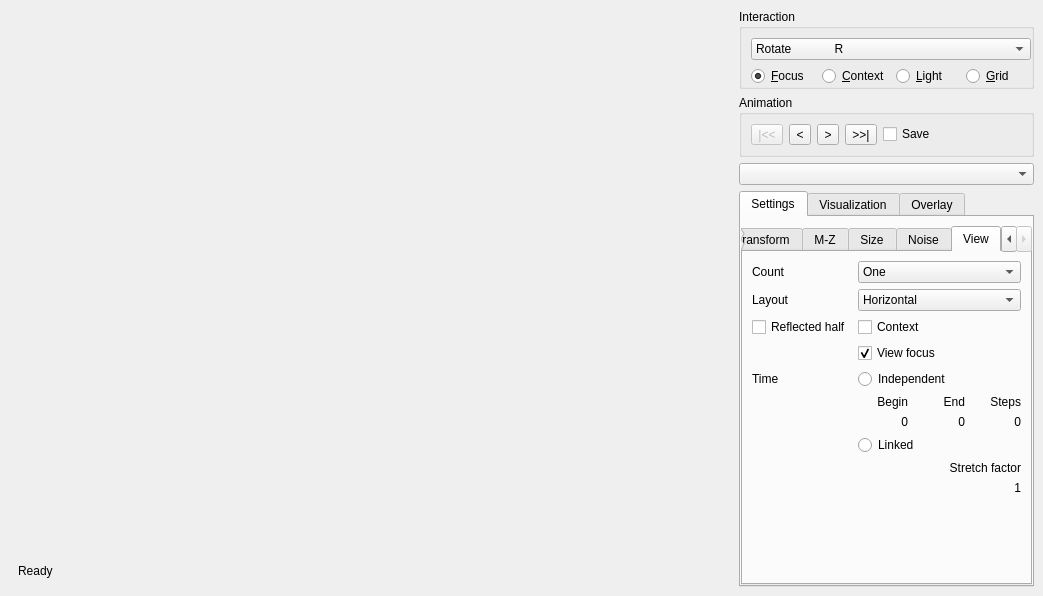
danlipsa/foamvis, file MainWindow.ui: the form before one commit.
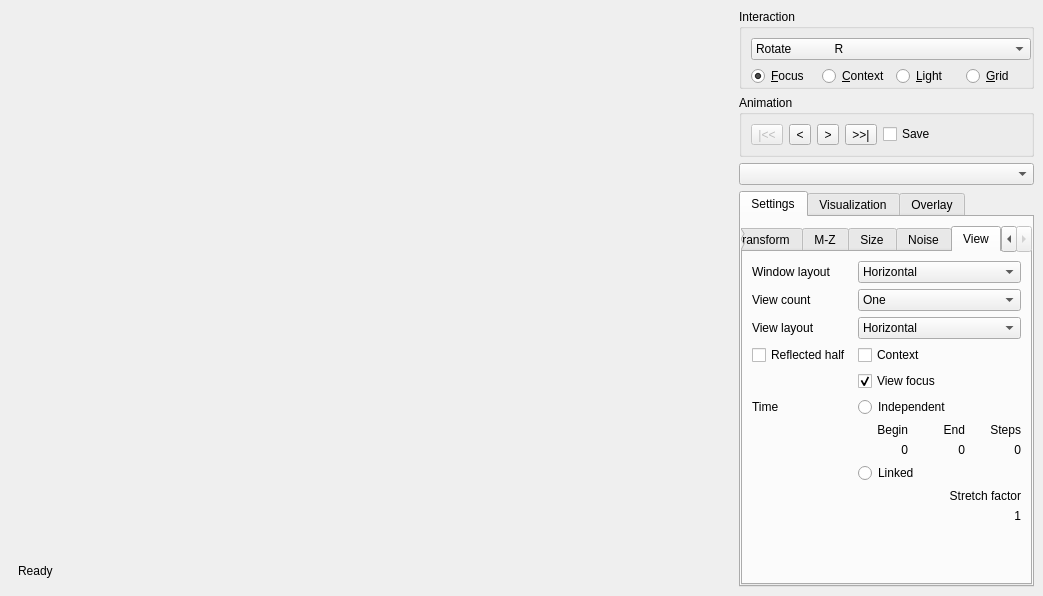
The form after the commit. Custom widgets are drawn as their Qt base class.

The edit to the form file:
```diff
--- a/MainWindow.ui
+++ b/MainWindow.ui
@@ -1185,14 +1185,14 @@
                <string>View</string>
               </attribute>
               <layout class="QFormLayout" name="formLayout_2">
-               <item row="0" column="0">
+               <item row="1" column="0">
                 <widget class="QLabel" name="labelViewCount">
                  <property name="text">
-                  <string>Count</string>
+                  <string>View count</string>
                  </property>
                 </widget>
                </item>
-               <item row="0" column="1">
+               <item row="1" column="1">
                 <widget class="QComboBox" name="comboBoxViewCount">
                  <item>
                   <property name="text">
@@ -1216,14 +1216,14 @@
                  </item>
                 </widget>
                </item>
-               <item row="1" column="0">
+               <item row="2" column="0">
                 <widget class="QLabel" name="labelViewLayout">
                  <property name="text">
-                  <string>Layout</string>
+                  <string>View layout</string>
                  </property>
                 </widget>
                </item>
-               <item row="1" column="1">
+               <item row="2" column="1">
                 <widget class="QComboBox" name="comboBoxViewLayout">
                  <item>
                   <property name="text">
@@ -1237,28 +1237,28 @@
                  </item>
                 </widget>
                </item>
-               <item row="2" column="1">
+               <item row="3" column="1">
                 <widget class="QCheckBox" name="checkBoxContextView">
                  <property name="text">
                   <string>Context</string>
                  </property>
                 </widget>
                </item>
-               <item row="2" column="0">
+               <item row="3" column="0">
                 <widget class="QCheckBox" name="checkBoxReflectedHalfView">
                  <property name="text">
                   <string>Reflected half</string>
                  </property>
                 </widget>
                </item>
-               <item row="4" column="0">
+               <item row="5" column="0">
                 <widget class="QLabel" name="label_32">
                  <property name="text">
                   <string>Time</string>
                  </property>
                 </widget>
                </item>
-               <item row="4" column="1">
+               <item row="5" column="1">
                 <widget class="QRadioButton" name="radioButtonTimeIndependent">
                  <property name="text">
                   <string>Independent</string>
@@ -1268,7 +1268,7 @@
                  </attribute>
                 </widget>
                </item>
-               <item row="5" column="1">
+               <item row="6" column="1">
                 <widget class="QWidget" name="widget_14" native="true">
                  <layout class="QGridLayout" name="gridLayout_3">
                   <property name="sizeConstraint">
@@ -1340,7 +1340,7 @@
                  </layout>
                 </widget>
                </item>
-               <item row="6" column="1">
+               <item row="7" column="1">
                 <widget class="QRadioButton" name="radioButtonTimeLinked">
                  <property name="text">
                   <string>Linked</string>
@@ -1356,7 +1356,7 @@
                  </attribute>
                 </widget>
                </item>
-               <item row="7" column="1">
+               <item row="8" column="1">
                 <widget class="QWidget" name="widget_3" native="true">
                  <layout class="QGridLayout" name="gridLayout_2">
                   <property name="sizeConstraint">
@@ -1388,7 +1388,7 @@
                  </layout>
                 </widget>
                </item>
-               <item row="3" column="1">
+               <item row="4" column="1">
                 <widget class="QCheckBox" name="checkBoxViewFocusShown">
                  <property name="text">
                   <string>View focus</string>
@@ -1398,6 +1398,27 @@
                  </property>
                 </widget>
                </item>
+               <item row="0" column="0">
+                <widget class="QLabel" name="label_40">
+                 <property name="text">
+                  <string>Window layout</string>
+                 </property>
+                </widget>
+               </item>
+               <item row="0" column="1">
+                <widget class="QComboBox" name="comboBoxWindowLayout">
+                 <item>
+                  <property name="text">
+                   <string>Horizontal</string>
+                  </property>
+                 </item>
+                 <item>
+                  <property name="text">
+                   <string>Vertical</string>
+                  </property>
+                 </item>
+                </widget>
+               </item>
               </layout>
              </widget>
             </widget>
```
Left out of the diff: 265 changed lines with no effect on the pictures.
